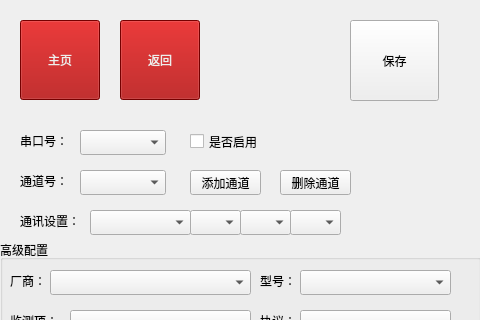
Above: formsetting_ck.ui from taoxuMemo/Edit before the change; both pictures show x 0 to 480 and y 0 to 320 of the 480 by 480 pixel window. Below: the same form after it.
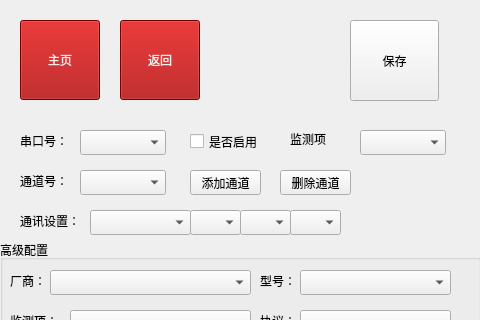
That is the form after the change.

```diff
--- a/formsetting_ck.ui
+++ b/formsetting_ck.ui
@@ -537,6 +537,29 @@
     <string>保存</string>
    </property>
   </widget>
+  <widget class="QComboBox" name="comboBox_11">
+   <property name="geometry">
+    <rect>
+     <x>360</x>
+     <y>130</y>
+     <width>86</width>
+     <height>25</height>
+    </rect>
+   </property>
+  </widget>
+  <widget class="QLabel" name="label_11">
+   <property name="geometry">
+    <rect>
+     <x>290</x>
+     <y>130</y>
+     <width>67</width>
+     <height>17</height>
+    </rect>
+   </property>
+   <property name="text">
+    <string>监测项</string>
+   </property>
+  </widget>
  </widget>
  <resources/>
  <connections/>
```
